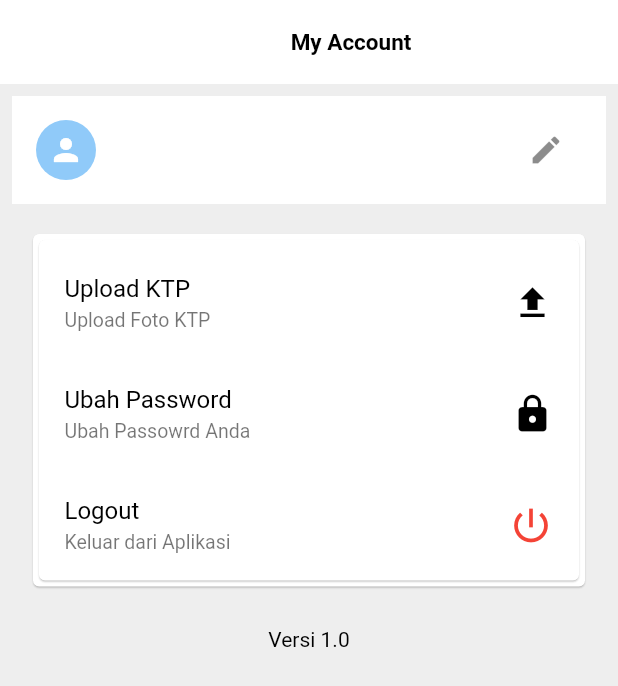
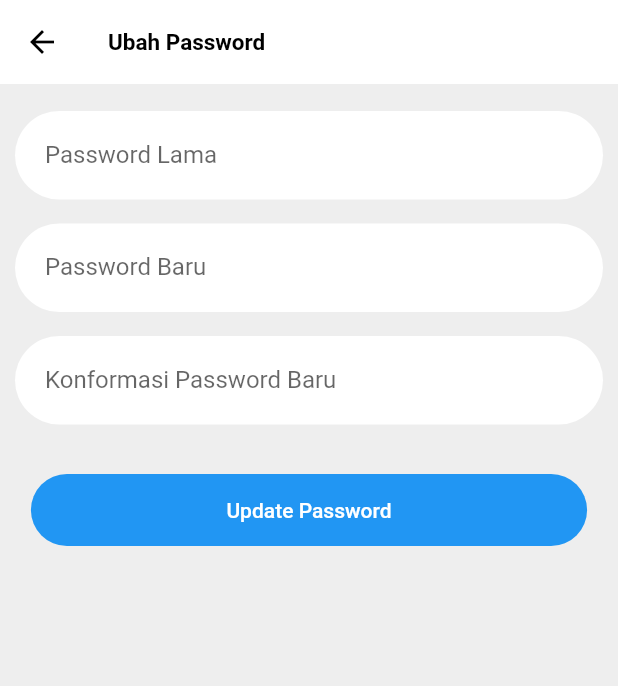
Before and after one commit to RendyGunawan1998/Air_Biru, a Flutter app: the ProfilePage screen opened directly, after a tap on "Ubah Password", on a phone screen of 412 x 824 dp. Shown: the top 686 px of the screen. Run offline on Flutter 3.47's test engine with Material 2 defaults, Android fonts, the phone set to English and light mode, and no system bars; our stand-ins replace carousel_slider, get, google_nav_bar, google_sign_in, shared_preferences; accounts and stored records are empty; network calls fail.

Commit message:
ubah password

```diff
--- /dev/null
+++ b/lib/pages/password.dart
@@ -0,0 +1,183 @@
+import 'package:flutter/cupertino.dart';
+import 'package:flutter/material.dart';
+import 'package:galon/controller/user_controller.dart';
+import 'package:galon/helper/token.dart';
+import 'package:galon/widget/input_widget.dart';
+import 'package:galon/widget/submit_button_widget.dart';
+import 'package:get/get.dart';
+
+class PasswordPage extends StatefulWidget {
+  const PasswordPage({Key? key}) : super(key: key);
+  _PasswordPageState createState() => _PasswordPageState();
+}
+
+class _PasswordPageState extends State<PasswordPage> {
+  TextEditingController oldCtrl = new TextEditingController();
+  TextEditingController passCtrl = new TextEditingController();
+  TextEditingController reCtrl = new TextEditingController();
+  GlobalKey<FormState> formKey = GlobalKey<FormState>();
+  FocusNode myFocusNode = new FocusNode();
+  bool loading = false;
+  String message = '';
+
+  UserController userController = UserController();
+
+  @override
+  void initState() {
+    super.initState();
+  }
+
+  @override
+  void dispose() {
+    super.dispose();
+    oldCtrl.dispose();
+    passCtrl.dispose();
+    reCtrl.dispose();
+  }
+
+  @override
+  Widget build(BuildContext context) {
+    return Scaffold(
+      backgroundColor: Colors.grey[200],
+      // backgroundColor: Colors.blue[200],
+      appBar: AppBar(
+        leading: IconButton(
+          icon: Icon(Icons.arrow_back, color: Colors.black),
+          onPressed: () => Get.back(),
+        ),
+        backgroundColor: Colors.white,
+        elevation: 0,
+        title: Text(
+          "Ubah Password",
+          style: TextStyle(
+              fontWeight: FontWeight.bold, fontSize: 15, color: Colors.black),
+        ),
+      ),
+      body: loading ? Center(child: CircularProgressIndicator()) : _buildBody(),
+    );
+  }
+
+  Widget _textFormField(IconData icon, String label,
+      TextEditingController controller, TextInputType input) {
+    return Padding(
+      padding: EdgeInsets.symmetric(vertical: 8.0),
+      child: InputWidget(
+        child: TextFormField(
+          decoration: InputDecoration(
+            labelText: label,
+            border: InputBorder.none,
+          ),
+          controller: controller,
+          keyboardType: input,
+        ),
+      ),
+    );
+  }
+
+  Widget _box(double height) {
+    return SizedBox(
+      height: height,
+    );
+  }
+
+  Widget _buildBody() {
+    var size = MediaQuery.of(context).size;
+    return SingleChildScrollView(
+      child: Column(
+        mainAxisAlignment: MainAxisAlignment.center,
+        children: [
+          Form(
+            key: formKey,
+            child: Container(
+              padding: EdgeInsets.all(10),
+              child: Column(
+                children: [
+                  _textFormField(
+                      Icons.lock, "Password Lama", oldCtrl, TextInputType.text),
+                  _textFormField(Icons.lock, "Password Baru", passCtrl,
+                      TextInputType.text),
+                  _textFormField(Icons.lock, "Konformasi Password Baru", reCtrl,
+                      TextInputType.text),
+                  _box(25),
+                  SubmitButtonWidget(
+                    width: Get.width * 0.9,
+                    color: Colors.blue,
+                    function: () {
+                      _tryUpdate();
+                    },
+                    text: "Update Password",
+                    textColor: Colors.white,
+                  ),
+                ],
+              ),
+            ),
+          )
+        ],
+      ),
+    );
+  }
+
+  void _tryUpdate() async {
+    if (oldCtrl.text.isNotEmpty &&
+        passCtrl.text.isNotEmpty &&
+        reCtrl.text.isNotEmpty) {
+      if (passCtrl.text == reCtrl.text) {
+        try {
+          setState(() {
+            loading = true;
+          });
+          await userController
+              .updatePassword(oldCtrl.text, passCtrl.text, reCtrl.text)
+              .then((value) => {
+                    setState(() {
+                      message = value;
+                    })
+                  });
+          print("update Password: $message");
+          if (message == "Password Berhasil Diubah") {
+            _alertSuccess(context);
+          } else if (message == "Access Not Allowed") {
+            Token().removeToken();
+            Get.back();
+          } else {
+            Get.snackbar("Gagal edit Password", message);
+          }
+          setState(() {
+            loading = false;
+          });
+        } catch (e) {
+          setState(() {
+            loading = false;
+          });
+
+          Get.snackbar("Gagal", e.toString());
+        }
+      } else {
+        Get.snackbar("Gagal", "Password & Konfirmasi Password Tidak Sama");
+      }
+    } else {
+      Get.snackbar("Gagal", "Isi Semua Data");
+    }
+  }
+
+  _alertSuccess(BuildContext context) {
+    Widget okButton = TextButton(
+        child: Text("OK"),
+        onPressed: () {
+          Get.back();
+        });
+    AlertDialog alert = AlertDialog(
+      title: Text("Sukses"),
+      content: Text("Password berhasil diperbaharui"),
+      actions: [
+        okButton,
+      ],
+    );
+    showDialog(
+      context: context,
+      builder: (BuildContext context) {
+        return alert;
+      },
+    );
+  }
+}
--- a/lib/pages/profile.dart
+++ b/lib/pages/profile.dart
@@ -8,6 +8,7 @@ import 'package:galon/model/model_profile.dart';
 import 'package:galon/pages/edit.dart';
 // import 'package:galon/model/model_profile.dart';
 import 'package:galon/pages/login.dart';
+import 'package:galon/pages/password.dart';
 import 'package:get/get.dart';
 import 'dart:math' as math;
 
@@ -212,7 +213,9 @@ class _ProfilePageState extends State<ProfilePage>
       child: Stack(
         children: [
           ListTile(
-            onTap: () async {},
+            onTap: () {
+              Get.to(() => PasswordPage());
+            },
             title: Text(
               'Ubah Password',
               style: TextStyle(color: Colors.black, fontSize: 16),
```
Also changed, not shown: lib/controller/user_controller.dart (+32 -0 lines).
